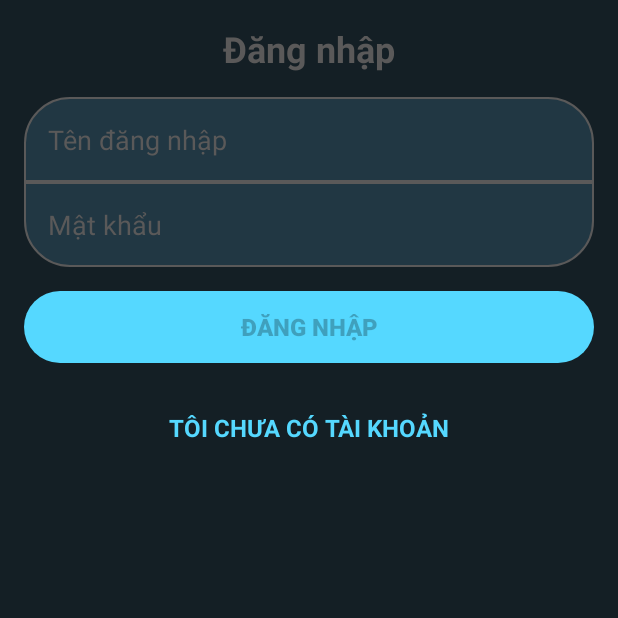
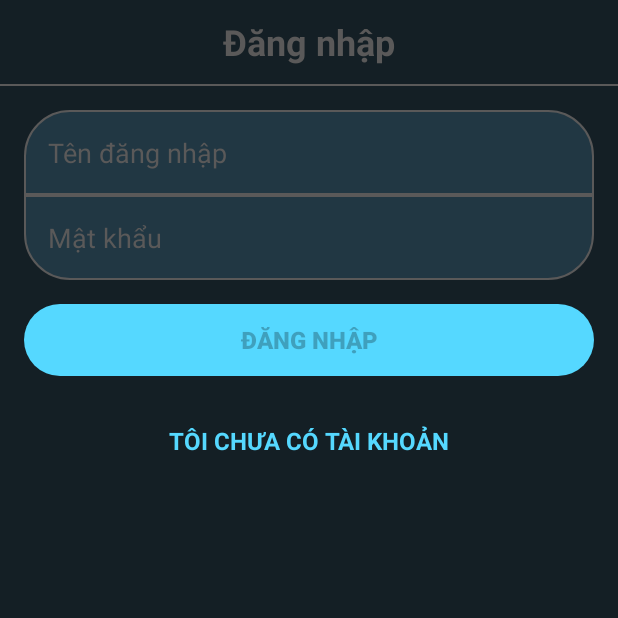
Before and after one commit to PhungXuanHuy/Du_an_1, an Android app: the screen it shows after launch (Manhinhdangnhap), on a phone screen of 412 x 824 dp, the top half of it. Run offline under Robolectric (Android 15) with nearby library versions, the phone set to English and light mode, and no system bars; our stand-ins replace Firebase (no records; nobody signed in at launch, a user with empty details on screens opened directly).

Commit message:
cải tiến một số chức năng

```diff
--- a/app/src/main/java/com/example/myapplication/MainActivity.java
+++ b/app/src/main/java/com/example/myapplication/MainActivity.java
@@ -3,6 +3,7 @@ package com.example.myapplication;
 import androidx.annotation.NonNull;
 import androidx.appcompat.app.AppCompatActivity;
 
+import android.content.SharedPreferences;
 import android.os.Bundle;
 import android.view.MenuItem;
 
@@ -17,6 +18,7 @@ public class MainActivity extends AppCompatActivity {
     XepHangFragment xepHangFragment;
     ToiFragment toiFragment;
     BottomNavigationView bottom_nav;
+    SharedPreferences sharedPreferences;
     @Override
     protected void onCreate(Bundle savedInstanceState) {
         super.onCreate(savedInstanceState);
--- /dev/null
+++ b/app/src/main/res/drawable/ic_baseline_account_circle_24.xml
@@ -0,0 +1,5 @@
+<vector android:height="24dp" android:tint="#55D8FF"
+    android:viewportHeight="24" android:viewportWidth="24"
+    android:width="24dp" xmlns:android="http://schemas.android.com/apk/res/android">
+    <path android:fillColor="@android:color/white" android:pathData="M12,2C6.48,2 2,6.48 2,12s4.48,10 10,10s10,-4.48 10,-10S17.52,2 12,2zM12,6c1.93,0 3.5,1.57 3.5,3.5S13.93,13 12,13s-3.5,-1.57 -3.5,-3.5S10.07,6 12,6zM12,20c-2.03,0 -4.43,-0.82 -6.14,-2.88C7.55,15.8 9.68,15 12,15s4.45,0.8 6.14,2.12C16.43,19.18 14.03,20 12,20z"/>
+</vector>
--- a/app/src/main/res/layout/activity_manhinhdangnhap.xml
+++ b/app/src/main/res/layout/activity_manhinhdangnhap.xml
@@ -4,10 +4,17 @@
     xmlns:tools="http://schemas.android.com/tools"
     android:layout_width="match_parent"
     android:layout_height="match_parent"
+    android:background="#5A5959"
+    android:orientation="vertical"
+    tools:context=".Manhinhdangnhap">
+
+
+    <RelativeLayout
+        android:id="@+id/toolbarDN"
+        android:layout_width="match_parent"
+        android:layout_height="?attr/actionBarSize"
         android:background="#141F25"
-    android:orientation="vertical"
-    android:padding="16dp"
-    tools:context=".Manhinhdangnhap">
+        >
 
         <TextView
             android:layout_width="match_parent"
@@ -15,10 +22,23 @@
             android:layout_marginBottom="16sp"
             android:text="Đăng nhập"
             android:textAlignment="center"
+            android:layout_centerHorizontal="true"
+            android:layout_centerVertical="true"
             android:textColor="#5A5959"
             android:textSize="24sp"
             android:textStyle="bold" />
 
+    </RelativeLayout>
+
+    <LinearLayout
+        android:id="@+id/llUser"
+        android:layout_width="match_parent"
+        android:layout_height="match_parent"
+        android:layout_below="@id/toolbarDN"
+        android:layout_marginTop="1dp"
+        android:orientation="vertical"
+        android:background="#141F25"
+        android:padding="16dp">
 
         <EditText
             android:id="@+id/edTenDangNhap"
@@ -42,7 +62,6 @@
             android:padding="16dp"
             android:textColorHint="#5A5959" />
 
-
         <Button
             android:textSize="16sp"
             android:id="@+id/btnDangNhap"
@@ -55,7 +74,6 @@
             android:text="Đăng nhập"
             android:textStyle="bold" />
 
-
         <TextView
             android:id="@+id/tvDangKy"
             android:layout_width="match_parent"
@@ -66,5 +84,9 @@
             android:textColor="#55d8ff"
             android:textSize="16sp"
             android:textStyle="bold" />
+    </LinearLayout>
+
+
+
 
 </LinearLayout>
--- a/app/src/main/res/layout/fragment_toi.xml
+++ b/app/src/main/res/layout/fragment_toi.xml
@@ -67,7 +67,8 @@
             android:layout_width="100dp"
             android:layout_height="100dp"
             android:layout_alignParentEnd="true"
-            tools:src="@tools:sample/avatars" />
+            android:src="@drawable/ic_baseline_account_circle_24"
+            />
 
         <TextView
             android:id="@+id/tvTongDiem"
```
Also changed, not shown: app/src/main/java/com/example/myapplication/Fragment/ToiFragment.java (+9 -4 lines). Lines whose indentation alone changed are shown as unchanged.
